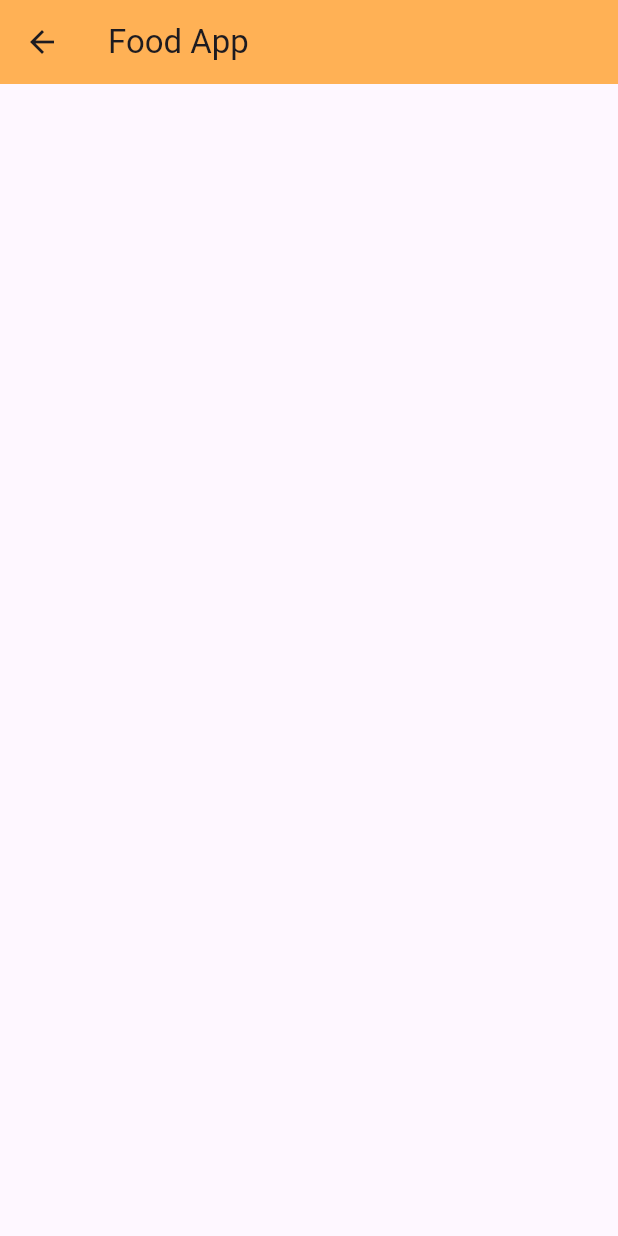
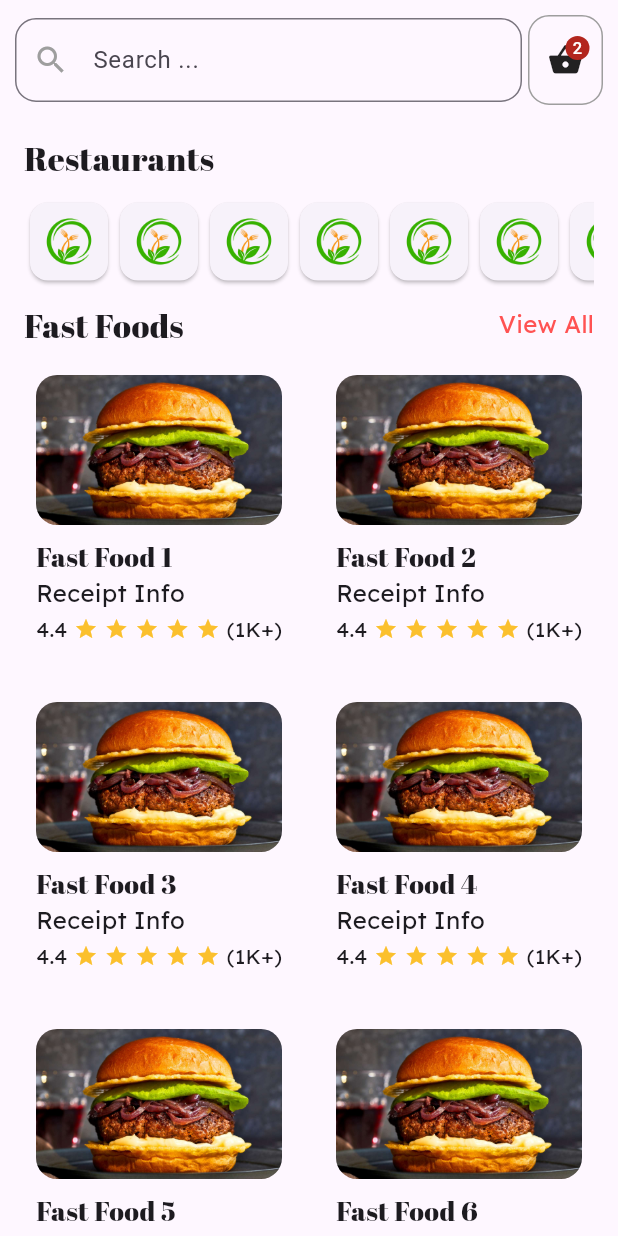
Before and after one commit to flutterchiaka/fast_food_app_for_learning, a Flutter app: the HomePage screen opened directly, on a phone screen of 412 x 824 dp. Run offline on Flutter 3.47's test engine with Material 3 defaults, Android fonts, the phone set to English and light mode, and no system bars; our stand-ins replace google_fonts.

Commit message:
Home page create View all products create appsizes create some widgets create :)

```diff
--- /dev/null
+++ b/lib/constantas/sizes.dart
@@ -0,0 +1,5 @@
+class AppSizes {
+  AppSizes._();
+  static const double borderRadius = 14;
+  static const double padding = 16;
+}
--- a/lib/extensions/sized_box_extension.dart
+++ b/lib/extensions/sized_box_extension.dart
@@ -11,5 +11,5 @@ extension SizedBoxExtension on num {
       SizedBox(width: toDouble(), height: height);
 
   Widget heightBoxWithWidth([double? width]) =>
-      SizedBox(height: toDouble(), width: width);
+      SizedBox(height: toDouble(), width: width,);
 }
--- a/lib/food_app.dart
+++ b/lib/food_app.dart
@@ -1,7 +1,9 @@
 import 'package:fast_food_app_for_learning/constantas/app_color.dart';
-import 'package:fast_food_app_for_learning/pages/home_page/home.dart';
+import 'package:fast_food_app_for_learning/pages/home_page/view_all_pages/view_all_pages.dart';
 import 'package:fast_food_app_for_learning/pages/intro_page/intro.dart';
 import 'package:flutter/material.dart';
+
+import 'pages/home_page/home.dart';
 
 class FoodApp extends StatelessWidget {
   const FoodApp({super.key});
@@ -11,12 +13,16 @@ class FoodApp extends StatelessWidget {
     return MaterialApp(
       debugShowCheckedModeBanner: false,
       theme: ThemeData(
-        primaryColor: AppColors.primaryColor,
-        appBarTheme: const AppBarTheme(
-          backgroundColor: AppColors.primaryColor,
-        ),
-      ),
-      home: const IntroPage(),
+          primaryColor: AppColors.primaryColor,
+          appBarTheme: const AppBarTheme(
+            backgroundColor: AppColors.primaryColor,
+          )),
+      initialRoute: "/",
+      routes: {
+        "/": (ctx) => const IntroPage(),
+        "/home": (ctx) => const HomePage(),
+        "/viewAllProducts": (ctx) => const ViewAllProductPage(),
+      },
     );
   }
 }
--- a/lib/pages/home_page/home.dart
+++ b/lib/pages/home_page/home.dart
@@ -1,15 +1,14 @@
 import 'package:flutter/material.dart';
 
+import 'widgets/home_page_body.dart';
 
 class HomePage extends StatelessWidget {
   const HomePage({super.key});
 
   @override
   Widget build(BuildContext context) {
-    return Scaffold(
-      appBar: AppBar(
-        title: Text("Food App"),
-      ),
+    return   Scaffold(
+      body: SafeArea(child: HomePageBody()),
     );
   }
 }
--- /dev/null
+++ b/lib/pages/home_page/view_all_pages/view_all_pages.dart
@@ -0,0 +1,31 @@
+import 'package:fast_food_app_for_learning/pages/home_page/widgets/product_gridview.dart';
+import 'package:flutter/material.dart';
+import 'package:google_fonts/google_fonts.dart';
+
+import '../../../constantas/sizes.dart';
+
+class ViewAllProductPage extends StatelessWidget {
+  const ViewAllProductPage({super.key});
+
+  @override
+  Widget build(BuildContext context) {
+    return Scaffold(
+      appBar: AppBar(
+        backgroundColor: Colors.transparent,
+        centerTitle: true,
+        title: Text(
+          "Fast Foods",
+          style: GoogleFonts.abrilFatface(
+            fontSize: AppSizes.padding + 6,
+          ),
+        ),
+        actions: [
+          IconButton(onPressed: () {}, icon: Icon(Icons.search)),
+          IconButton(onPressed: () {}, icon: Icon(Icons.restaurant_menu)),
+        ],
+      ),
+
+      body: HomePageProductGridView(),
+    );
+  }
+}
--- /dev/null
+++ b/lib/pages/home_page/widgets/home_page_appbar.dart
@@ -0,0 +1,52 @@
+import 'package:fast_food_app_for_learning/constantas/app_color.dart';
+import 'package:fast_food_app_for_learning/constantas/sizes.dart';
+import 'package:fast_food_app_for_learning/extensions/sized_box_extension.dart';
+import 'package:flutter/material.dart';
+
+class HomePageAppBar extends StatelessWidget {
+  const HomePageAppBar({super.key});
+
+  @override
+  Widget build(BuildContext context) {
+    return Container(
+      margin: const EdgeInsets.all(10),
+      height: 60,
+      child: Row(
+        children: [
+          Expanded(
+            child: TextField(
+              decoration: InputDecoration(
+                  hintText: "Search ...",
+                  border: OutlineInputBorder(
+                    borderRadius: BorderRadius.circular(
+                      AppSizes.borderRadius,
+                    ),
+                  ),
+                  prefixIcon: const Icon(
+                    Icons.search,
+                    color: AppColors.greyColor,
+                  )),
+            ),
+          ),
+          4.widthBox,
+          Container(
+            width: 50,
+            decoration: BoxDecoration(
+                border: Border.all(color: AppColors.greyColor),
+                borderRadius: BorderRadius.circular(
+                  AppSizes.borderRadius,
+                )),
+            child: const Center(
+              child: Badge(
+                label: Text("2"),
+                child: Icon(
+                  Icons.shopping_basket,
+                ),
+              ),
+            ),
+          )
+        ],
+      ),
+    );
+  }
+}
--- /dev/null
+++ b/lib/pages/home_page/widgets/home_page_body.dart
@@ -0,0 +1,82 @@
+import 'package:fast_food_app_for_learning/constantas/app_color.dart';
+import 'package:fast_food_app_for_learning/constantas/sizes.dart';
+import 'package:fast_food_app_for_learning/extensions/sized_box_extension.dart';
+import 'package:fast_food_app_for_learning/pages/home_page/widgets/home_page_appbar.dart';
+import 'package:fast_food_app_for_learning/pages/home_page/widgets/product_gridview.dart';
+import 'package:fast_food_app_for_learning/widgets/image.dart';
+import 'package:flutter/cupertino.dart';
+import 'package:flutter/material.dart';
+import 'package:flutter/widgets.dart';
+import 'package:google_fonts/google_fonts.dart';
+
+class HomePageBody extends StatelessWidget {
+  const HomePageBody({super.key});
+
+  @override
+  Widget build(BuildContext context) {
+    return Container(
+      child: SingleChildScrollView(
+        child: Column(
+          crossAxisAlignment: CrossAxisAlignment.start,
+          children: [
+            const HomePageAppBar(),
+            10.heightBox,
+            Container(
+              padding: const EdgeInsets.symmetric(horizontal: AppSizes.padding),
+              child: Column(
+                crossAxisAlignment: CrossAxisAlignment.start,
+                children: [
+                  Text(
+                    "Restaurants",
+                    style: GoogleFonts.abrilFatface(fontSize: 22),
+                  ),
+                  10.heightBox,
+                  SizedBox(
+                    height: 60,
+                    child: ListView.builder(
+                      scrollDirection: Axis.horizontal,
+                      itemBuilder: (BuildContext context, int index) {
+                        return const Card(
+                          child: Padding(
+                            padding: EdgeInsets.all(8.0),
+                            child: CustomeAssetImage("assets/imgs/logo.png"),
+                          ),
+                        );
+                      },
+                    ),
+                  ),
+                  10.heightBox,
+                  Row(
+                    mainAxisAlignment: MainAxisAlignment.spaceBetween,
+                    children: [
+                      Text(
+                        "Fast Foods",
+                        style: GoogleFonts.abrilFatface(
+                          fontSize: AppSizes.padding + 6,
+                        ),
+                      ),
+                      InkWell(
+                        onTap: () {
+                          Navigator.pushNamed(context, "/viewAllProducts");
+                        },
+                        child: Text(
+                          "View All",
+                          style: GoogleFonts.lexend(
+                            fontSize: AppSizes.padding,
+                            color: AppColors.redAccenColor,
+                          ),
+                        ),
+                      ),
+                    ],
+                  ),
+                  10.heightBox,
+                  const HomePageProductGridView(),
+                ],
+              ),
+            )
+          ],
+        ),
+      ),
+    );
+  }
+}
--- /dev/null
+++ b/lib/pages/home_page/widgets/product_card.dart
@@ -0,0 +1,79 @@
+import 'package:fast_food_app_for_learning/constantas/sizes.dart';
+import 'package:fast_food_app_for_learning/extensions/sized_box_extension.dart';
+import 'package:fast_food_app_for_learning/widgets/image.dart';
+import 'package:flutter/cupertino.dart';
+import 'package:flutter/material.dart';
+import 'package:google_fonts/google_fonts.dart';
+
+class ProductCard extends StatelessWidget {
+  final String imageUrl;
+  final String title;
+  final String receipt;
+  final double rating;
+
+  ProductCard({
+    required this.imageUrl,
+    required this.title,
+    required this.receipt,
+    required this.rating,
+  });
+
+  @override
+  Widget build(BuildContext context) {
+    return Container(
+      padding: const EdgeInsets.all(8),
+      decoration: BoxDecoration(
+        borderRadius: BorderRadius.circular(8),
+      ),
+      child: Column(
+        crossAxisAlignment: CrossAxisAlignment.start,
+        children: [
+          // Image
+          Container(
+            height: 100,
+            width: double.infinity,
+            decoration: BoxDecoration(
+                borderRadius: BorderRadius.circular(AppSizes.borderRadius),
+                image: DecorationImage(
+                  image: AssetImage(imageUrl),
+                  fit: BoxFit.cover,
+                )),
+          ),
+          8.heightBox,
+          // Title
+          Text(title,
+              style: GoogleFonts.abrilFatface(
+                fontSize: 18,
+              )),
+
+          // Receipt
+          Text(receipt, style: GoogleFonts.lexend(fontSize: 16)),
+
+          // Rating
+          Expanded(
+            child: Row(
+              mainAxisAlignment: MainAxisAlignment.spaceBetween,
+              children: [
+                Text(
+                  "4.4",
+                  style: GoogleFonts.lexend(),
+                ),
+                ...List.generate(5, (index) {
+                  return Icon(
+                    index < rating.round() ? Icons.star : Icons.star_border,
+                    color: Colors.yellow[700],
+                    size: 16,
+                  );
+                }),
+                Text(
+                  "(1K+)",
+                  style: GoogleFonts.lexend(),
+                ),
+              ],
+            ),
+          ),
+        ],
+      ),
+    );
+  }
+}
--- /dev/null
+++ b/lib/pages/home_page/widgets/product_gridview.dart
@@ -0,0 +1,30 @@
+import 'package:fast_food_app_for_learning/pages/home_page/widgets/product_card.dart';
+import 'package:flutter/material.dart';
+
+class HomePageProductGridView extends StatelessWidget {
+  const HomePageProductGridView({super.key});
+
+  @override
+  Widget build(BuildContext context) {
+    return   GridView.builder(
+      primary: false,
+      shrinkWrap: true,
+      gridDelegate:
+      const SliverGridDelegateWithFixedCrossAxisCount(
+        crossAxisCount: 2,
+        crossAxisSpacing: 20,
+        mainAxisSpacing: 20,
+        childAspectRatio: 1 / 1.1,
+      ),
+      itemCount: 10,
+      itemBuilder: (ctx, index) {
+        return ProductCard(
+          imageUrl: 'assets/imgs/food.jpg',
+          title: 'Fast Food ${index + 1}',
+          receipt: 'Receipt Info',
+          rating: 4.5, // Example rating
+        );
+      },
+    );
+  }
+}
--- a/lib/pages/intro_page/intro.dart
+++ b/lib/pages/intro_page/intro.dart
@@ -1,4 +1,5 @@
 import 'package:fast_food_app_for_learning/extensions/sized_box_extension.dart';
+import 'package:fast_food_app_for_learning/pages/home_page/home.dart';
 import 'package:flutter/material.dart';
 import 'package:google_fonts/google_fonts.dart';
 
@@ -42,11 +43,14 @@ class IntroPage extends StatelessWidget {
               textAlign: TextAlign.center,
             ),
 
-
             //Get started Button
 
             10.heightBox,
-            Container(
+            InkWell(
+              onTap: () {
+                Navigator.pushNamed(context, "/home");
+              },
+              child: Container(
                 height: 50,
                 width: 280,
                 decoration: BoxDecoration(
@@ -62,6 +66,7 @@ class IntroPage extends StatelessWidget {
                     ),
                   ),
                 ),
+              ),
             )
           ],
         ),
--- /dev/null
+++ b/lib/widgets/image.dart
@@ -0,0 +1,11 @@
+import 'package:flutter/material.dart';
+
+class CustomeAssetImage extends StatelessWidget {
+  final String imgUrl;
+  const CustomeAssetImage(this.imgUrl, {super.key});
+
+  @override
+  Widget build(BuildContext context) {
+    return Image.asset(imgUrl, fit: BoxFit.cover,);
+  }
+}
```
Also changed, not shown: pubspec.yaml (+7 -8 lines), assets/imgs/food.jpg (added). Lines whose indentation alone changed are shown as unchanged.
